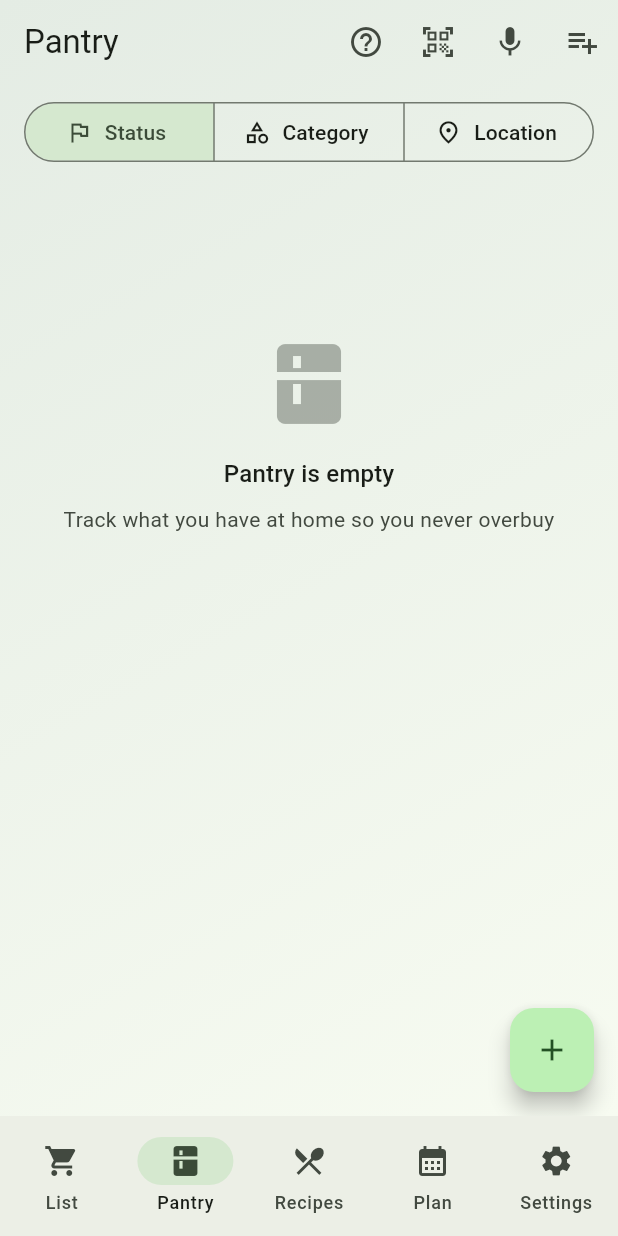
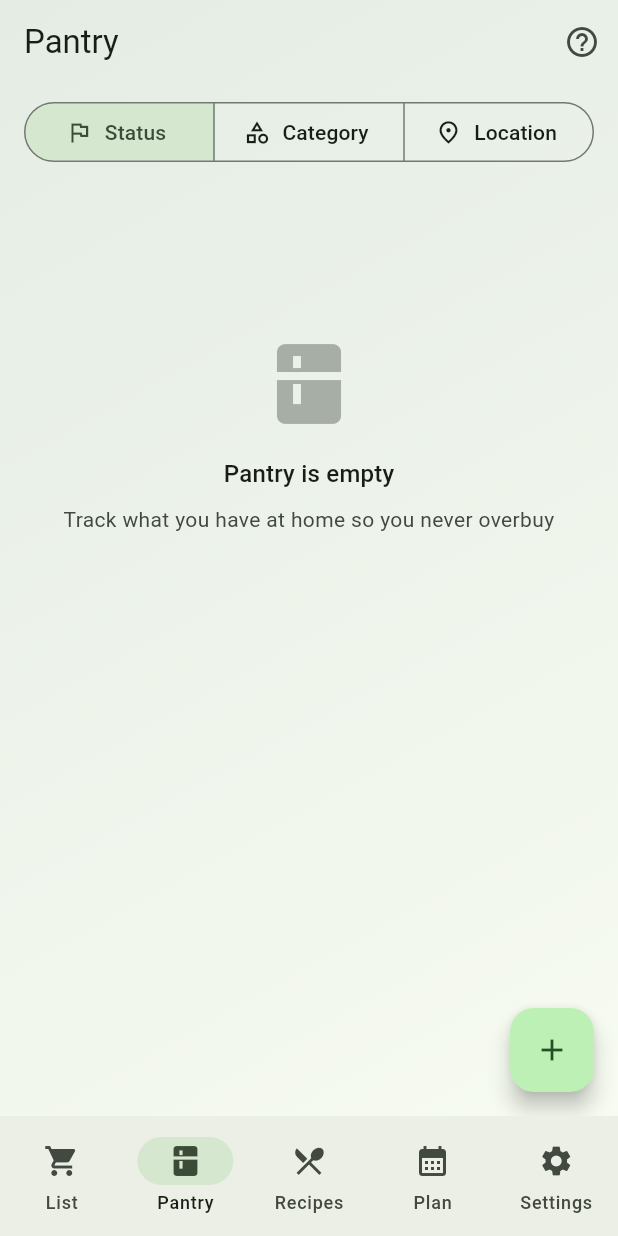
Before and after one commit to DazedDingo/groceries-app, a Flutter app: the PantryScreen screen opened by its route, on a phone screen of 412 x 824 dp. Run offline on Flutter 3.47's test engine with Material 3 defaults, Android fonts, the phone set to English and light mode, and no system bars; our stand-ins replace app_links, cloud_firestore, cloud_functions, firebase_auth, firebase_core, firebase_messaging and 7 more; missing offline and left inert: android_intent_plus, mobile_scanner; accounts and stored records are empty.

Commit message:
feat(ui): consolidate add actions under one expandable FAB
Shopping list and pantry each had a stack of FABs and several appbar add
icons. Both screens now show one primary "+" FAB that fans out the full
add menu (manual, voice, bulk voice, bulk paste, scan barcode where
applicable). Backdrop scrim closes the fan; selecting a child runs its
action and auto-collapses.

The standalone VoiceFab widget is gone — its initialize/listen/dialog
flow is now an inline _voiceAdd method on the shopping list state, so
the new fan can drive it the same way as every other add path.

Co-Authored-By: Claude Opus 4.7 (1M context) <noreply@anthropic.com>

```diff
--- a/lib/screens/pantry/pantry_screen.dart
+++ b/lib/screens/pantry/pantry_screen.dart
@@ -20,6 +20,7 @@ import '../../services/text_item_parser.dart';
 import '../shared/bulk_add_dialog.dart';
 import '../shared/empty_state.dart';
 import '../shopping_list/widgets/barcode_scanner_dialog.dart';
+import '../../widgets/expandable_fab.dart';
 import 'bulk_voice_screen.dart';
 import 'widgets/pantry_item_tile.dart';
 
@@ -430,31 +431,6 @@ class _PantryScreenState extends ConsumerState<PantryScreen> {
                         body: 'Long-press any item to enter selection mode, then tap multiple items and use "Delete" to remove them in one go.'),
                   ],
                 ),
-                IconButton(
-                  icon: const Icon(Icons.qr_code_scanner),
-                  tooltip: 'Scan barcode',
-                  // Match against full pantry, not the filtered view, so the
-                  // active category filter doesn't hide a duplicate.
-                  onPressed: () => _scanBarcodeForPantry(
-                    householdId,
-                    categories,
-                    ref.read(pantryProvider).value ?? const <PantryItem>[],
-                  ),
-                ),
-                IconButton(
-                  icon: const Icon(Icons.mic),
-                  tooltip: 'Bulk voice add',
-                  onPressed: () => Navigator.of(context).push(
-                    MaterialPageRoute<void>(
-                      builder: (_) => const PantryBulkVoiceScreen(),
-                    ),
-                  ),
-                ),
-                IconButton(
-                  icon: const Icon(Icons.playlist_add),
-                  onPressed: () => _showBulkAddDialog(context, ref, householdId, categories),
-                  tooltip: 'Bulk add',
-                ),
               ],
       ),
       body: Column(
@@ -562,9 +538,43 @@ class _PantryScreenState extends ConsumerState<PantryScreen> {
       ),
       floatingActionButton: _selecting
           ? null
-          : FloatingActionButton(
-              onPressed: () => _showAddDialog(context, ref, householdId, categories),
-              child: const Icon(Icons.add),
+          : ExpandableFab(
+              actions: [
+                FabAction(
+                  heroTag: 'pantry-add-manual',
+                  icon: Icons.edit,
+                  label: 'Type an item',
+                  onPressed: () => _showAddDialog(
+                      context, ref, householdId, categories),
+                ),
+                FabAction(
+                  heroTag: 'pantry-add-scan',
+                  icon: Icons.qr_code_scanner,
+                  label: 'Scan barcode',
+                  onPressed: () => _scanBarcodeForPantry(
+                    householdId,
+                    categories,
+                    ref.read(pantryProvider).value ?? const <PantryItem>[],
+                  ),
+                ),
+                FabAction(
+                  heroTag: 'pantry-add-bulk-voice',
+                  icon: Icons.record_voice_over,
+                  label: 'Bulk voice',
+                  onPressed: () => Navigator.of(context).push(
+                    MaterialPageRoute<void>(
+                      builder: (_) => const PantryBulkVoiceScreen(),
+                    ),
+                  ),
+                ),
+                FabAction(
+                  heroTag: 'pantry-add-bulk-text',
+                  icon: Icons.playlist_add,
+                  label: 'Bulk paste',
+                  onPressed: () => _showBulkAddDialog(
+                      context, ref, householdId, categories),
+                ),
+              ],
             ),
     );
   }
--- /dev/null
+++ b/lib/widgets/expandable_fab.dart
@@ -0,0 +1,197 @@
+import 'package:flutter/material.dart';
+
+/// Action shown in an [ExpandableFab] fan. Each child becomes a small FAB
+/// labelled with [label]; tapping it auto-collapses the fan and runs
+/// [onPressed].
+class FabAction {
+  final IconData icon;
+  final String label;
+  final VoidCallback onPressed;
+  final String heroTag;
+  const FabAction({
+    required this.icon,
+    required this.label,
+    required this.onPressed,
+    required this.heroTag,
+  });
+}
+
+/// Single primary FAB that fans children upward when tapped. Backdrop scrim
+/// dismisses on tap, ESC-style. Children stagger so the closest one lands
+/// first — feels like an unfolding hand of cards rather than a teleport.
+class ExpandableFab extends StatefulWidget {
+  final List<FabAction> actions;
+  final IconData openIcon;
+  final IconData closeIcon;
+  final String tooltip;
+
+  const ExpandableFab({
+    super.key,
+    required this.actions,
+    this.openIcon = Icons.add,
+    this.closeIcon = Icons.close,
+    this.tooltip = 'Add',
+  });
+
+  @override
+  State<ExpandableFab> createState() => _ExpandableFabState();
+}
+
+class _ExpandableFabState extends State<ExpandableFab>
+    with SingleTickerProviderStateMixin {
+  late final AnimationController _ctrl;
+  late final Animation<double> _expand;
+  bool _open = false;
+
+  @override
+  void initState() {
+    super.initState();
+    _ctrl = AnimationController(
+      duration: const Duration(milliseconds: 240),
+      vsync: this,
+    );
+    _expand = CurvedAnimation(parent: _ctrl, curve: Curves.easeOutCubic);
+  }
+
+  @override
+  void dispose() {
+    _ctrl.dispose();
+    super.dispose();
+  }
+
+  void _toggle() {
+    setState(() => _open = !_open);
+    if (_open) {
+      _ctrl.forward();
+    } else {
+      _ctrl.reverse();
+    }
+  }
+
+  void _close() {
+    if (!_open) return;
+    setState(() => _open = false);
+    _ctrl.reverse();
+  }
+
+  @override
+  Widget build(BuildContext context) {
+    final scheme = Theme.of(context).colorScheme;
+    return Stack(
+      clipBehavior: Clip.none,
+      alignment: Alignment.bottomRight,
+      children: [
+        // Backdrop scrim — only hit-tests when open so it doesn't swallow
+        // gestures behind the page when collapsed.
+        if (_open)
+          Positioned.fill(
+            // Anchor scrim to a much larger area than the FAB itself so
+            // taps anywhere on the screen close the fan. The negative offsets
+            // expand the hit area into the rest of the Scaffold body.
+            left: -2000,
+            top: -2000,
+            child: GestureDetector(
+              onTap: _close,
+              behavior: HitTestBehavior.opaque,
+              child: AnimatedBuilder(
+                animation: _expand,
+                builder: (_, __) => Container(
+                  color: Colors.black.withValues(alpha: 0.35 * _expand.value),
+                ),
+              ),
+            ),
+          ),
+        ..._buildChildren(scheme),
+        FloatingActionButton(
+          onPressed: _toggle,
+          tooltip: _open ? 'Close' : widget.tooltip,
+          child: AnimatedRotation(
+            turns: _open ? 0.125 : 0,
+            duration: const Duration(milliseconds: 220),
+            child: Icon(_open ? widget.closeIcon : widget.openIcon),
+          ),
+        ),
+      ],
+    );
+  }
+
+  List<Widget> _buildChildren(ColorScheme scheme) {
+    const stepPx = 64.0; // spacing between each child FAB
+    const baseOffset = 72.0; // distance above the primary FAB
+    return [
+      for (var i = 0; i < widget.actions.length; i++)
+        AnimatedBuilder(
+          animation: _expand,
+          builder: (_, __) {
+            // Staggered curve: child i animates over [i * 0.05, 1.0] so the
+            // bottom one fully lands before the top one finishes.
+            final stagger = i * 0.05;
+            final progress = ((_expand.value - stagger) / (1.0 - stagger))
+                .clamp(0.0, 1.0);
+            final dy = -(baseOffset + stepPx * i) * progress;
+            return Positioned(
+              right: 4,
+              bottom: 4,
+              child: Transform.translate(
+                offset: Offset(0, dy),
+                child: Opacity(
+                  opacity: progress,
+                  child: IgnorePointer(
+                    ignoring: !_open,
+                    child: _ChildAction(
+                      action: widget.actions[i],
+                      onTap: () {
+                        _close();
+                        widget.actions[i].onPressed();
+                      },
+                      scheme: scheme,
+                    ),
+                  ),
+                ),
+              ),
+            );
+          },
+        ),
+    ];
+  }
+}
+
+class _ChildAction extends StatelessWidget {
+  final FabAction action;
+  final VoidCallback onTap;
+  final ColorScheme scheme;
+  const _ChildAction({
+    required this.action,
+    required this.onTap,
+    required this.scheme,
+  });
+
+  @override
+  Widget build(BuildContext context) {
+    return Row(
+      mainAxisSize: MainAxisSize.min,
+      crossAxisAlignment: CrossAxisAlignment.center,
+      children: [
+        Material(
+          color: scheme.surface,
+          elevation: 4,
+          borderRadius: BorderRadius.circular(8),
+          child: Padding(
+            padding: const EdgeInsets.symmetric(horizontal: 10, vertical: 6),
+            child: Text(
+              action.label,
+              style: TextStyle(color: scheme.onSurface, fontSize: 13),
+            ),
+          ),
+        ),
+        const SizedBox(width: 12),
+        FloatingActionButton.small(
+          heroTag: action.heroTag,
+          onPressed: onTap,
+          tooltip: action.label,
+          child: Icon(action.icon),
+        ),
+      ],
+    );
+  }
+}
```
Also changed, not shown: lib/screens/shopping_list/shopping_list_screen.dart (+80 -23 lines), lib/screens/shopping_list/widgets/voice_fab.dart (deleted, +0 -83 lines).
